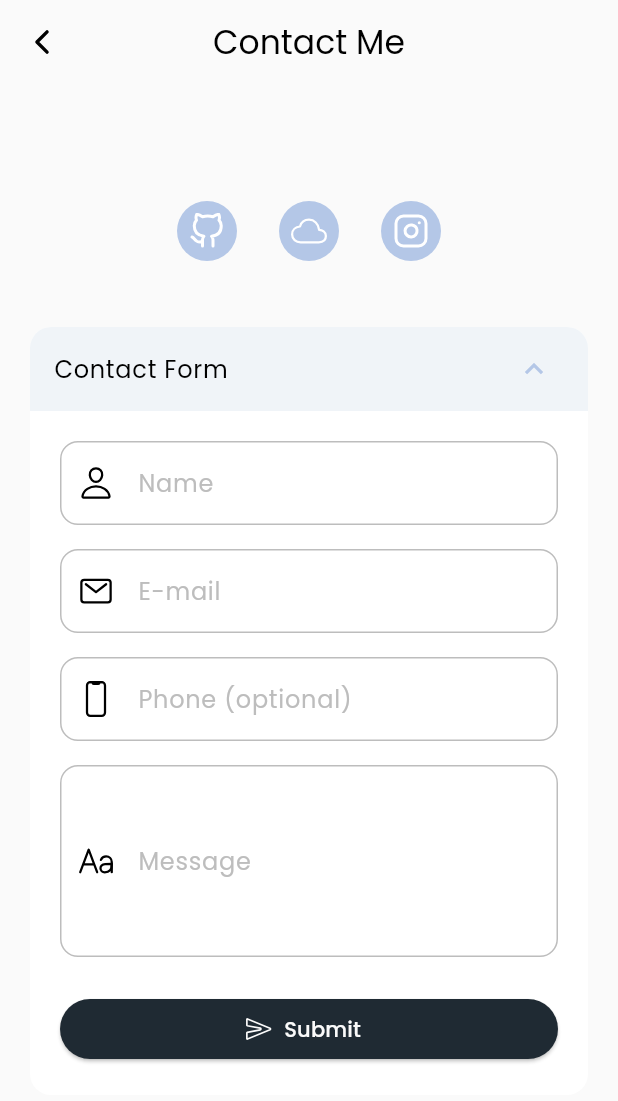
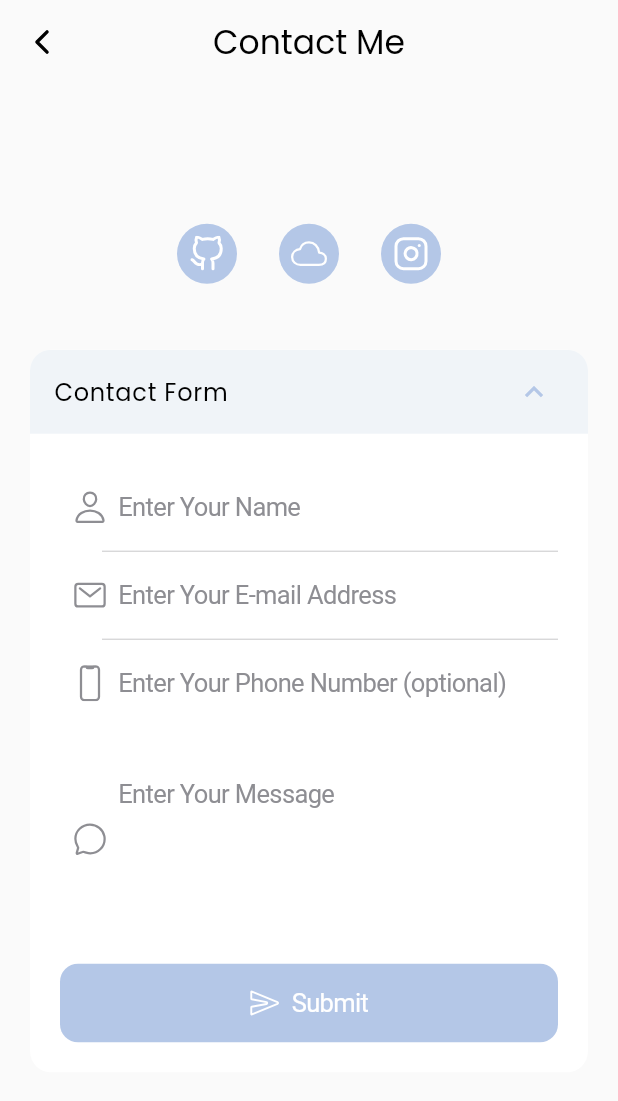
Before and after one commit to danfq/danfq.github.io, a Flutter app: the ContactMe screen opened by its route, after a tap on "Contact Form", on a phone screen of 412 x 824 dp. Shown: the top 1101 px of the screen. Run offline on Flutter 3.47's test engine with Material 3 defaults, Android fonts, the phone set to English and light mode, and no system bars; drawn by our look-alikes of toastification; our stand-ins replace adaptive_theme, flutter_vector_icons, get, google_fonts; missing offline and left inert: github, mailto.

Commit message:
Contact Form UI Update

```diff
--- a/lib/pages/contact/widgets/form.dart
+++ b/lib/pages/contact/widgets/form.dart
@@ -1,3 +1,4 @@
+import 'package:flutter/cupertino.dart';
 import 'package:flutter/material.dart';
 import 'package:flutter/services.dart';
 import 'package:flutter_vector_icons/flutter_vector_icons.dart';
@@ -12,62 +13,54 @@ class ContactForm extends StatefulWidget {
 }
 
 class _ContactFormState extends State<ContactForm> {
+  ///Form Key
   final _formKey = GlobalKey<FormState>();
+
+  //Controllers
   final _nameController = TextEditingController();
   final _emailController = TextEditingController();
   final _phoneController = TextEditingController();
   final _messageController = TextEditingController();
+
   @override
   void dispose() {
+    //Dispose of Controllers
     _nameController.dispose();
     _emailController.dispose();
     _phoneController.dispose();
+
     super.dispose();
   }
 
   @override
   Widget build(BuildContext context) {
-    final inputDecoration = InputDecoration(
-      border: OutlineInputBorder(
-        borderRadius: BorderRadius.circular(12),
-        borderSide: BorderSide(color: Colors.grey.shade400),
-      ),
-      enabledBorder: OutlineInputBorder(
-        borderRadius: BorderRadius.circular(12),
-        borderSide: BorderSide(color: Colors.grey.shade400),
-      ),
-      focusedBorder: OutlineInputBorder(
-        borderRadius: BorderRadius.circular(12),
-        borderSide: BorderSide(color: Theme.of(context).colorScheme.secondary),
-      ),
-      errorBorder: OutlineInputBorder(
-        borderRadius: BorderRadius.circular(12),
-        borderSide: BorderSide(color: Colors.red.shade200),
-      ),
-      contentPadding: const EdgeInsets.symmetric(horizontal: 16, vertical: 16),
-      hoverColor: Colors.transparent,
-      floatingLabelStyle: TextStyle(
-        color: Theme.of(context).colorScheme.secondary,
-      ),
-      labelStyle: TextStyle(
-        color: Colors.grey.shade400,
-      ),
-      errorStyle: TextStyle(
-        color: Colors.red.shade200,
-      ),
-    );
-
     return Form(
       key: _formKey,
       child: Column(
         crossAxisAlignment: CrossAxisAlignment.stretch,
         children: [
-          TextFormField(
+          CupertinoFormSection.insetGrouped(
+            backgroundColor: Colors.transparent,
+            decoration: BoxDecoration(
+              color: CupertinoColors.white.withOpacity(0.1),
+              borderRadius: BorderRadius.circular(8),
+            ),
+            margin: EdgeInsets.zero,
+            children: [
+              CupertinoTextFormFieldRow(
+                style: const TextStyle(color: CupertinoColors.label),
+                placeholderStyle: const TextStyle(
+                  color: CupertinoColors.systemGrey,
+                ),
                 controller: _nameController,
-            decoration: inputDecoration.copyWith(
-              labelText: "Name",
-              hintText: "Enter Your Name",
-              prefixIcon: const Icon(Ionicons.ios_person_outline),
+                prefix: const Icon(
+                  Ionicons.ios_person_outline,
+                  color: CupertinoColors.systemGrey,
+                ),
+                placeholder: "Enter Your Name",
+                padding: const EdgeInsets.symmetric(
+                  horizontal: 8,
+                  vertical: 12,
                 ),
                 validator: (value) {
                   if (value == null || value.isEmpty) {
@@ -76,13 +69,20 @@ class _ContactFormState extends State<ContactForm> {
                   return null;
                 },
               ),
-          const SizedBox(height: 16),
-          TextFormField(
+              CupertinoTextFormFieldRow(
+                style: const TextStyle(color: CupertinoColors.label),
+                placeholderStyle: const TextStyle(
+                  color: CupertinoColors.systemGrey,
+                ),
                 controller: _emailController,
-            decoration: inputDecoration.copyWith(
-              labelText: "E-mail",
-              hintText: "Enter Your E-mail Address",
-              prefixIcon: const Icon(Ionicons.ios_mail_outline),
+                prefix: const Icon(
+                  Ionicons.ios_mail_outline,
+                  color: CupertinoColors.systemGrey,
+                ),
+                placeholder: "Enter Your E-mail Address",
+                padding: const EdgeInsets.symmetric(
+                  horizontal: 8,
+                  vertical: 12,
                 ),
                 keyboardType: TextInputType.emailAddress,
                 validator: (value) {
@@ -96,34 +96,53 @@ class _ContactFormState extends State<ContactForm> {
                   return null;
                 },
               ),
-
-          //Spacing
-          const SizedBox(height: 16),
-
-          //Phone
-          TextFormField(
+              CupertinoTextFormFieldRow(
+                style: const TextStyle(color: CupertinoColors.label),
+                placeholderStyle: const TextStyle(
+                  color: CupertinoColors.systemGrey,
+                ),
                 controller: _phoneController,
-            decoration: inputDecoration.copyWith(
-              labelText: "Phone (optional)",
-              hintText: "Enter Your Phone Number",
-              prefixIcon: const Icon(Ionicons.ios_phone_portrait_outline),
+                prefix: const Icon(
+                  Ionicons.ios_phone_portrait_outline,
+                  color: CupertinoColors.systemGrey,
+                ),
+                placeholder: "Enter Your Phone Number (optional)",
+                padding: const EdgeInsets.symmetric(
+                  horizontal: 8,
+                  vertical: 12,
                 ),
                 keyboardType: TextInputType.phone,
-            inputFormatters: [
-              FilteringTextInputFormatter.digitsOnly,
+                inputFormatters: [FilteringTextInputFormatter.digitsOnly],
+              ),
             ],
           ),
 
           //Spacing
           const SizedBox(height: 16),
 
-          //Phone
-          TextFormField(
+          //Message Field
+          CupertinoFormSection.insetGrouped(
+            backgroundColor: Colors.transparent,
+            decoration: BoxDecoration(
+              color: CupertinoColors.white.withOpacity(0.1),
+              borderRadius: BorderRadius.circular(8),
+            ),
+            margin: EdgeInsets.zero,
+            children: [
+              CupertinoTextFormFieldRow(
+                style: const TextStyle(color: CupertinoColors.label),
+                placeholderStyle: const TextStyle(
+                  color: CupertinoColors.systemGrey,
+                ),
                 controller: _messageController,
-            decoration: inputDecoration.copyWith(
-              labelText: "Message",
-              hintText: "Enter Your Message",
-              prefixIcon: const Icon(Ionicons.ios_text_outline),
+                prefix: const Icon(
+                  Ionicons.ios_chatbubble_outline,
+                  color: CupertinoColors.systemGrey,
+                ),
+                placeholder: "Enter Your Message",
+                padding: const EdgeInsets.symmetric(
+                  horizontal: 8,
+                  vertical: 12,
                 ),
                 keyboardType: TextInputType.multiline,
                 maxLines: 4,
@@ -134,32 +153,24 @@ class _ContactFormState extends State<ContactForm> {
                   return null;
                 },
               ),
+            ],
+          ),
 
           //Spacing
           const SizedBox(height: 24),
 
           //Submit Button
-          Buttons.elevatedIcon(
-            text: "Submit",
-            icon: Ionicons.ios_send_outline,
-            onTap: () async {
+          CupertinoButton.filled(
+            onPressed: () async {
               if (_formKey.currentState!.validate()) {
-                //Name
+                //Inputs
                 final name = _nameController.text.trim();
-
-                //Email
                 final email = _emailController.text.trim();
-
-                //Phone
                 final phone = _phoneController.text.trim();
-
-                //Message
                 final message = _messageController.text.trim();
 
-                //Check Name & E-mail
-                if (name.isEmpty || email.isEmpty || message.isEmpty) {
-                  return;
-                }
+                //Validate Inputs
+                if (name.isEmpty || email.isEmpty || message.isEmpty) return;
 
                 //Send Contact Form
                 await ContactAPI.sendContactForm(
@@ -170,6 +181,14 @@ class _ContactFormState extends State<ContactForm> {
                 );
               }
             },
+            child: const Row(
+              mainAxisSize: MainAxisSize.min,
+              children: [
+                Icon(Ionicons.ios_send_outline),
+                SizedBox(width: 8),
+                Text("Submit"),
+              ],
+            ),
           ),
         ],
       ),
```
Lines whose indentation alone changed are shown as unchanged.
